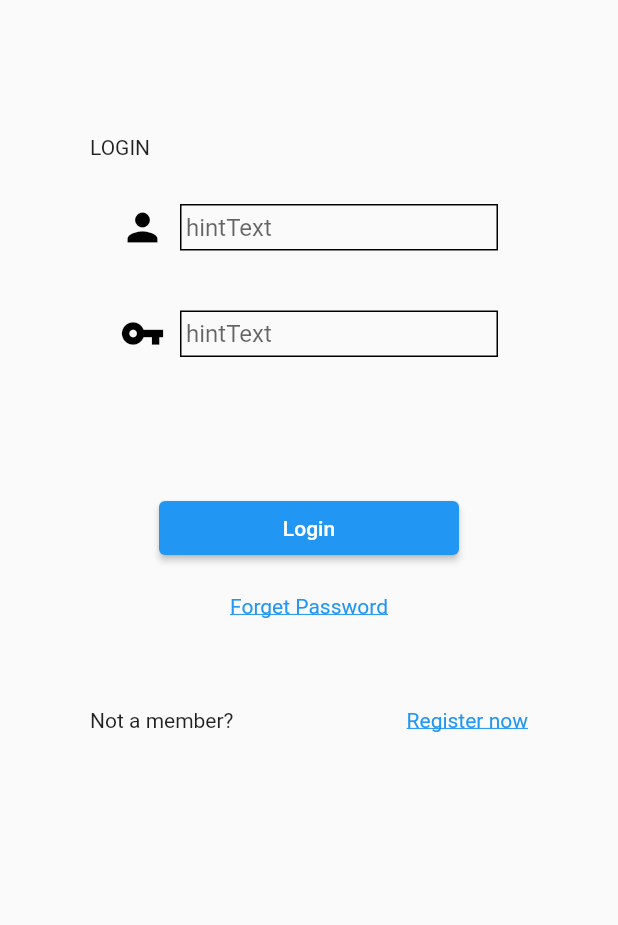
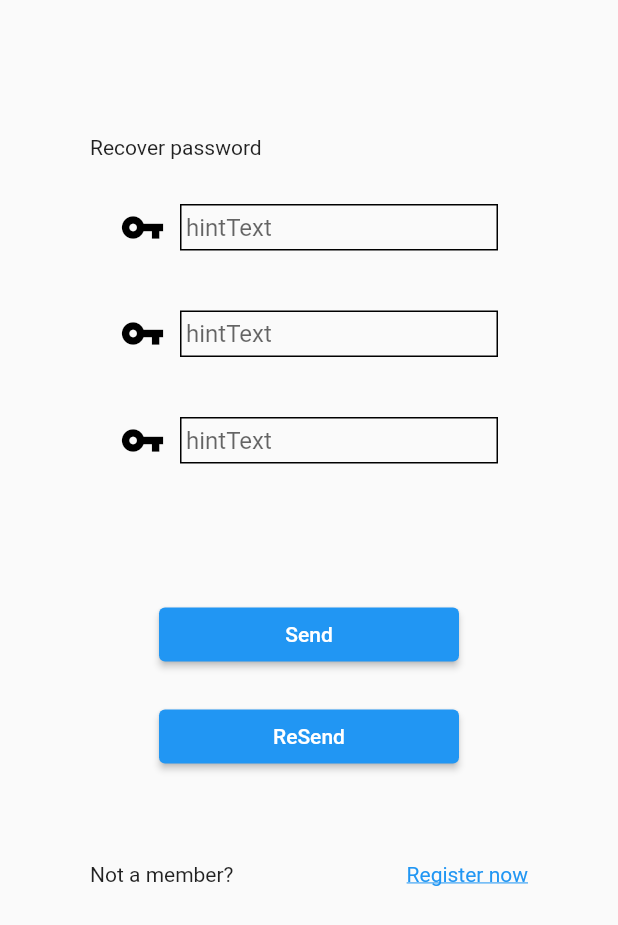
Before and after one commit to Celstren/my_weather_project, a Flutter app: the screen it shows after launch, on a phone screen of 412 x 824 dp. Shown: the top 925 px of the screen. Run offline on Flutter 3.47's test engine with Material 2 defaults, Android fonts, the phone set to English and light mode, and no system bars; our stand-ins replace auto_route.

Commit message:
Advance of US-15 Recover password

```diff
--- a/lib/router/app_router.dart
+++ b/lib/router/app_router.dart
@@ -1,6 +1,7 @@
 import 'package:auto_route/auto_route.dart';
 import 'package:my_project/views/auth/create_account/create_account_view.dart';
 import 'package:my_project/views/auth/login/login_view.dart';
+import 'package:my_project/views/auth/recover_password/recover_password_view.dart';
 import 'package:my_project/views/children/create/children_create_view.dart';
 import 'package:my_project/views/children/update/children_update_view.dart';
 import 'package:my_project/views/user/location/user_location_view.dart';
@@ -8,12 +9,12 @@ import 'package:my_project/views/user/location/user_location_view.dart';
 @MaterialAutoRouter(
   replaceInRouteName: 'View,Route',
   routes: <AutoRoute>[
-    AutoRoute(page: LoginView, initial: true),
+    AutoRoute(page: LoginView),
     AutoRoute(page: CreateAccountView),
     AutoRoute(page: ChildrenCreateView),
     AutoRoute(page: ChildrenUpdateView),
     AutoRoute(page: UserLocationView),
-    AutoRoute(page: UserLocationView),
+    AutoRoute(page: RecoverPasswordView, initial: true)
   ],
 )
 class $AppRouter {}
--- /dev/null
+++ b/lib/views/auth/recover_password/recover_password_view.dart
@@ -0,0 +1,94 @@
+import 'package:flutter/material.dart';
+import 'package:my_project/helper/ui/ui_library.dart';
+
+class RecoverPasswordView extends StatefulWidget {
+  const RecoverPasswordView({Key? key}) : super(key: key);
+
+  @override
+  _RecoverPasswordView createState() => _RecoverPasswordView();
+}
+
+class _RecoverPasswordView extends State<RecoverPasswordView> {
+  final TextEditingController emailController = TextEditingController();
+  final FocusNode emailFocusNode = FocusNode();
+
+  final TextEditingController passwordController = TextEditingController();
+  final FocusNode passwordFocusNode = FocusNode();
+
+  final TextStyle style = const TextStyle();
+
+  @override
+  Widget build(BuildContext context) {
+    return SafeArea(
+      child: Scaffold(
+        body: SingleChildScrollView(
+          child: Padding(
+            padding: const EdgeInsets.symmetric(horizontal: 60),
+            child: Column(
+              mainAxisAlignment: MainAxisAlignment.start,
+              children: <Widget>[
+                const SizedBox(height: 90),
+                const Align(
+                  alignment: Alignment.centerLeft,
+                  child: Text('Recover password'),
+                ),
+                const SizedBox(height: 20),
+                AppTextForm(
+                  width: 300,
+                  controller: emailController,
+                  focusNode: emailFocusNode,
+                  style: style,
+                  preffix: Icons.vpn_key,
+                ),
+                const SizedBox(height: 20),
+                AppTextForm(
+                  width: 300,
+                  controller: passwordController,
+                  focusNode: passwordFocusNode,
+                  style: style,
+                  preffix: Icons.vpn_key,
+                ),
+                const SizedBox(height: 20),
+                AppTextForm(
+                  width: 300,
+                  controller: passwordController,
+                  focusNode: passwordFocusNode,
+                  style: style,
+                  preffix: Icons.vpn_key,
+                ),
+                const SizedBox(height: 80),
+                AppButton(
+                  text: 'Send',
+                  onPressed: () {
+                    print('recover password');
+                  },
+                ),
+                const SizedBox(height: 20),
+                AppButton(
+                  text: 'ReSend',
+                  onPressed: () {
+                    print('recover password');
+                  },
+                ),
+                const SizedBox(height: 60),
+                Row(
+                  mainAxisAlignment: MainAxisAlignment.spaceBetween,
+                  children: const <Widget>[
+                    Text('Not a member?'),
+                    Text(
+                      'Register now',
+                      style: TextStyle(
+                        color: Colors.blue,
+                        decoration: TextDecoration.underline,
+                      ),
+                    ),
+                  ],
+                ),
+              ],
+            ),
+          ),
+        ),
+      ),
+    );
+  }
+}
```
Also changed, not shown: lib/router/app_router.gr.dart.
